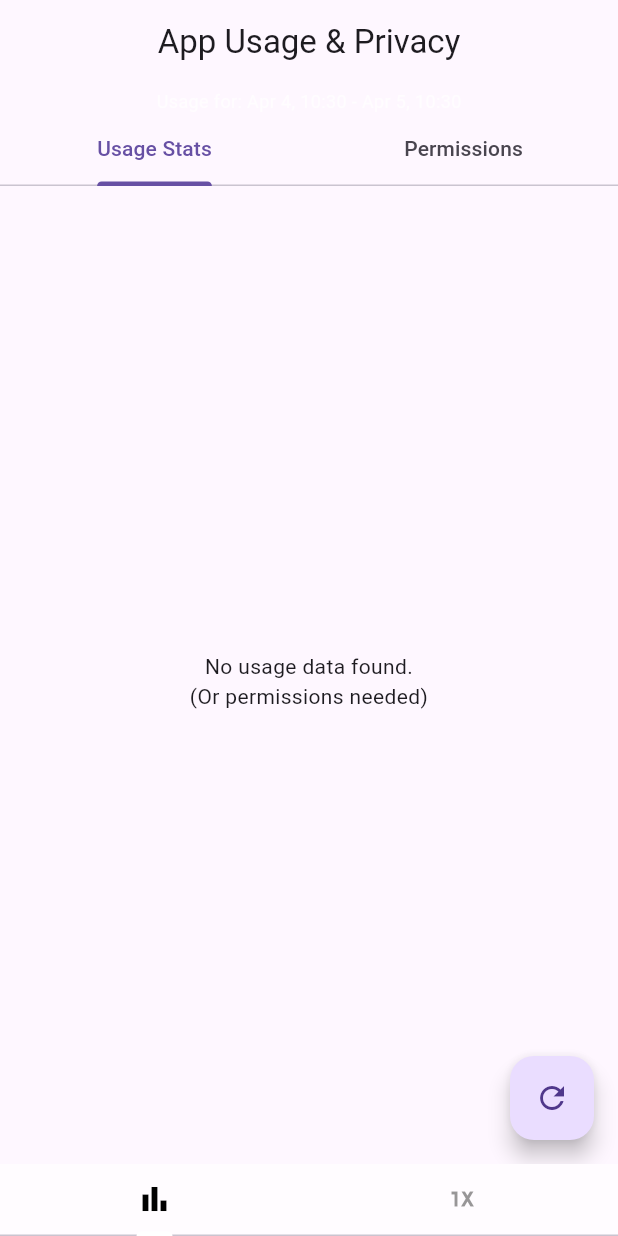
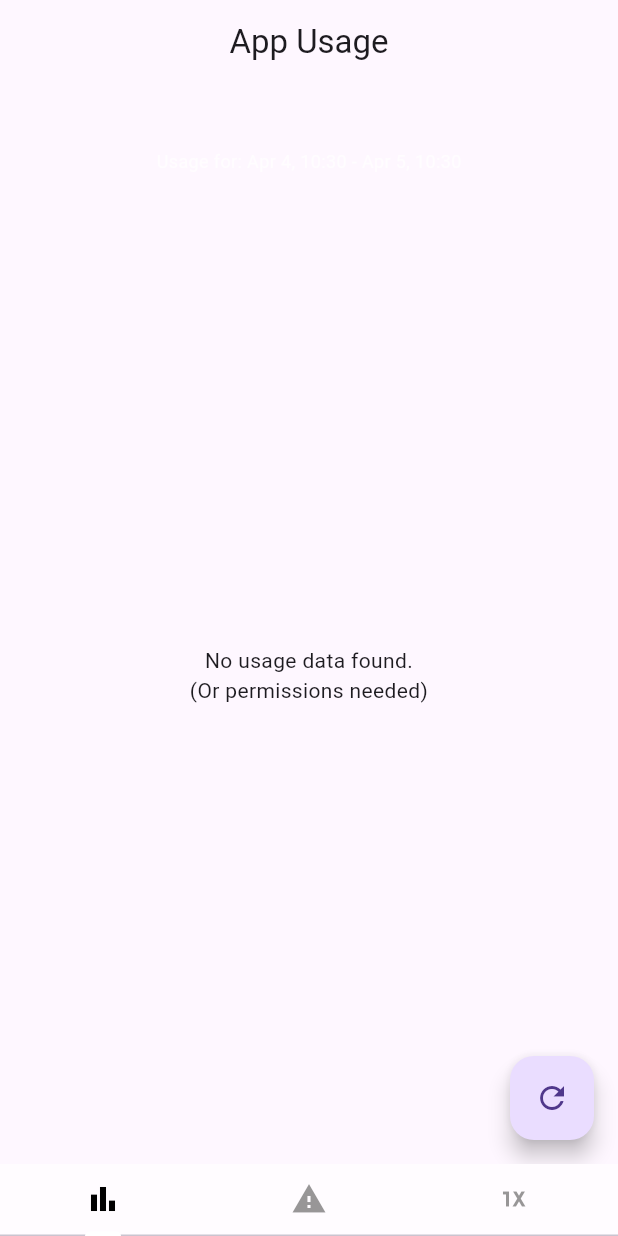
Before and after one commit to SlimeMan10/coughacks2025, a Flutter app: the screen it shows after launch, after a tap on the "refresh" icon, on a phone screen of 412 x 824 dp. Run offline on Flutter 3.47's test engine with Material 3 defaults, Android fonts, the phone set to English and light mode, and no system bars; missing offline and left inert: app_usage, installed_apps.

Commit message:
Refactored Permissions
made it into its own tab on the bottom

```diff
--- a/app/lib/AppUsage.dart
+++ b/app/lib/AppUsage.dart
@@ -4,51 +4,24 @@ import 'package:installed_apps/installed_apps.dart';
 import 'package:installed_apps/app_info.dart';
 import 'package:intl/intl.dart';
 import 'package:flutter/services.dart'; // For platform channel
-
-// Helper function to format Duration
-String formatDuration(Duration duration) {
-  if (duration.inSeconds < 1) return "< 1s";
-  if (duration.inMinutes < 1) return "${duration.inSeconds}s";
-  if (duration.inHours < 1) return "${duration.inMinutes}m ${duration.inSeconds.remainder(60)}s";
-  String twoDigits(int n) => n.toString().padLeft(2, '0');
-  final hours = twoDigits(duration.inHours);
-  final minutes = twoDigits(duration.inMinutes.remainder(60));
-  final seconds = twoDigits(duration.inSeconds.remainder(60));
-  return "$hours:$minutes:$seconds";
-}
-
-// Platform channel to fetch permissions
-const platform = MethodChannel('com.example.app/permissions');
-
-Future<List<String>> getAppPermissions(String packageName) async {
-  try {
-    final List<dynamic> permissions = await platform.invokeMethod('getPermissions', {'packageName': packageName});
-    return permissions.cast<String>();
-  } catch (e) {
-    print("Error fetching permissions for $packageName: $e");
-    return [];
-  }
-}
+import 'Permissions.dart'; // Import the new file
 
 class AppUsageApp extends StatefulWidget {
   @override
   AppUsageAppState createState() => AppUsageAppState();
 }
 
-class AppUsageAppState extends State<AppUsageApp> with SingleTickerProviderStateMixin {
+class AppUsageAppState extends State<AppUsageApp> {
   List<AppUsageInfo> _infos = [];
   Map<String, AppInfo> _appMap = {};
-  Map<String, List<String>> _permissionsMap = {}; // Store permissions
   bool _isLoading = false;
   String? _error;
   DateTime _startDate = DateTime.now().subtract(const Duration(days: 1));
   DateTime _endDate = DateTime.now();
-  late TabController _tabController;
 
   @override
   void initState() {
     super.initState();
-    _tabController = TabController(length: 2, vsync: this);
     getUsageStatsAndIcons();
   }
 
@@ -65,16 +38,18 @@ class AppUsageAppState extends State<AppUsageApp> with SingleTickerProviderState
       _startDate = _endDate.subtract(const Duration(days: 1));
 
       // Fetch usage stats
-      List<AppUsageInfo> infoList = await AppUsage().getAppUsage(_startDate, _endDate);
+      List<AppUsageInfo> infoList = await AppUsage().getAppUsage(
+        _startDate,
+        _endDate,
+      );
 
       // Fetch installed apps
-      List<AppInfo> installedApps = await InstalledApps.getInstalledApps(false, true, "");
+      List<AppInfo> installedApps = await InstalledApps.getInstalledApps(
+        false,
+        true,
+        "",
+      );
       _appMap = {for (var app in installedApps) app.packageName: app};
-
-      // Fetch permissions for each app
-      for (var app in installedApps) {
-        _permissionsMap[app.packageName] = await getAppPermissions(app.packageName);
-      }
 
       infoList.removeWhere((info) => info.usage.inSeconds <= 0);
       infoList.sort((a, b) => b.usage.compareTo(a.usage));
@@ -98,110 +73,40 @@ class AppUsageAppState extends State<AppUsageApp> with SingleTickerProviderState
     }
   }
 
-  // Privacy risk flags
-  List<String> _privacyRisks = [
-    'android.permission.CAMERA',
-    'android.permission.RECORD_AUDIO',
-    'android.permission.ACCESS_FINE_LOCATION',
-    'android.permission.ACCESS_COARSE_LOCATION',
-    'android.permission.READ_CONTACTS',
-    'android.permission.READ_SMS',
-    'android.permission.READ_PHONE_STATE',
-  ];
-
-  Widget _buildUsageTab() {
-    if (_isLoading) return const Center(child: CircularProgressIndicator());
-    if (_error != null) {
-      return Center(
-        child: Padding(
-          padding: const EdgeInsets.all(16.0),
-          child: Text(_error!, style: TextStyle(color: Theme.of(context).colorScheme.error, fontSize: 16), textAlign: TextAlign.center),
-        ),
-      );
-    }
-    if (_infos.isEmpty) return const Center(child: Text('No usage data found.\n(Or permissions needed)', textAlign: TextAlign.center));
-
-    return ListView.builder(
-      itemCount: _infos.length,
-      itemBuilder: (context, index) {
-        final info = _infos[index];
-        final app = _appMap[info.packageName];
-        Widget appIcon = Icon(Icons.android, size: 40, color: Theme.of(context).colorScheme.primary);
-        if (app != null && app.icon != null) {
-          appIcon = Image.memory(app.icon!, width: 40, height: 40);
-        }
-
-        return Card(
-          margin: const EdgeInsets.symmetric(horizontal: 8.0, vertical: 4.0),
-          elevation: 2.0,
-          child: ListTile(
-            leading: appIcon,
-            title: Text(info.appName, style: const TextStyle(fontWeight: FontWeight.w500), overflow: TextOverflow.ellipsis),
-            trailing: Text(formatDuration(info.usage), style: TextStyle(color: Theme.of(context).colorScheme.primary, fontWeight: FontWeight.bold)),
-          ),
-        );
-      },
-    );
-  }
-
-  Widget _buildPermissionsTab() {
-    if (_isLoading) return const Center(child: CircularProgressIndicator());
-    if (_permissionsMap.isEmpty) return const Center(child: Text('No permission data available.', textAlign: TextAlign.center));
-
-    return ListView.builder(
-      itemCount: _appMap.length,
-      itemBuilder: (context, index) {
-        final app = _appMap.values.elementAt(index);
-        final permissions = _permissionsMap[app.packageName] ?? [];
-        final hasRisks = permissions.any((p) => _privacyRisks.contains(p));
-
-        return Card(
-          margin: const EdgeInsets.symmetric(horizontal: 8.0, vertical: 4.0),
-          elevation: 2.0,
-          color: hasRisks ? Colors.orange[50] : null, // Highlight risky apps
-          child: ExpansionTile(
-            leading: app.icon != null ? Image.memory(app.icon!, width: 40, height: 40) : const Icon(Icons.android, size: 40),
-            title: Text(app.name, style: const TextStyle(fontWeight: FontWeight.w500)),
-            subtitle: Text(hasRisks ? 'Potential Privacy Risks' : 'No major risks detected', style: TextStyle(color: hasRisks ? Colors.red : Colors.green)),
-            children: permissions.map((perm) {
-              final isRisky = _privacyRisks.contains(perm);
-              return ListTile(
-                title: Text(perm, style: TextStyle(color: isRisky ? Colors.red : null)),
-                dense: true,
-              );
-            }).toList(),
-          ),
-        );
-      },
-    );
+  String formatDuration(Duration duration) {
+    if (duration.inSeconds < 1) return "< 1s";
+    if (duration.inMinutes < 1) return "${duration.inSeconds}s";
+    if (duration.inHours < 1)
+      return "${duration.inMinutes}m ${duration.inSeconds.remainder(60)}s";
+    String twoDigits(int n) => n.toString().padLeft(2, '0');
+    final hours = twoDigits(duration.inHours);
+    final minutes = twoDigits(duration.inMinutes.remainder(60));
+    final seconds = twoDigits(duration.inSeconds.remainder(60));
+    return "$hours:$minutes:$seconds";
   }
 
   @override
   Widget build(BuildContext context) {
     final DateFormat formatter = DateFormat('MMM d, HH:mm');
-    final String timeRangeString = "${formatter.format(_startDate)} - ${formatter.format(_endDate)}";
+    final String timeRangeString =
+        "${formatter.format(_startDate)} - ${formatter.format(_endDate)}";
 
     return Scaffold(
       appBar: AppBar(
-        title: const Text('App Usage & Privacy'),
+        title: const Text('App Usage'),
         centerTitle: true,
         bottom: PreferredSize(
-          preferredSize: const Size.fromHeight(68.0),
+          preferredSize: const Size.fromHeight(60.0),
           child: Column(
             children: [
               Text(
                 "Usage for: $timeRangeString",
                 style: TextStyle(
                   fontSize: 12,
-                  color: Theme.of(context).appBarTheme.foregroundColor?.withOpacity(0.8) ?? Colors.white70,
+                  color: Theme.of(context).appBarTheme.foregroundColor
+                          ?.withOpacity(0.8) ??
+                      Colors.white70,
                 ),
-              ),
-              TabBar(
-                controller: _tabController,
-                tabs: const [
-                  Tab(text: 'Usage Stats'),
-                  Tab(text: 'Permissions'),
-                ],
               ),
             ],
           ),
@@ -209,13 +114,64 @@ class AppUsageAppState extends State<AppUsageApp> with SingleTickerProviderState
       ),
       body: Padding(
         padding: const EdgeInsets.only(top: 8.0),
-        child: TabBarView(
-          controller: _tabController,
-          children: [
-            _buildUsageTab(),
-            _buildPermissionsTab(),
-          ],
-        ),
+        child: _isLoading
+            ? const Center(child: CircularProgressIndicator())
+            : _error != null
+                ? Center(
+                    child: Padding(
+                      padding: const EdgeInsets.all(16.0),
+                      child: Text(
+                        _error!,
+                        style: TextStyle(
+                          color: Theme.of(context).colorScheme.error,
+                          fontSize: 16,
+                        ),
+                        textAlign: TextAlign.center,
+                      ),
+                    ),
+                  )
+                : _infos.isEmpty
+                    ? const Center(
+                        child: Text(
+                          'No usage data found.\n(Or permissions needed)',
+                          textAlign: TextAlign.center,
+                        ),
+                      )
+                    : ListView.builder(
+                        itemCount: _infos.length,
+                        itemBuilder: (context, index) {
+                          final info = _infos[index];
+                          final app = _appMap[info.packageName];
+                          Widget appIcon = Icon(
+                            Icons.android,
+                            size: 40,
+                            color: Theme.of(context).colorScheme.primary,
+                          );
+                          if (app != null && app.icon != null) {
+                            appIcon = Image.memory(app.icon!, width: 40, height: 40);
+                          }
+
+                          return Card(
+                            margin: const EdgeInsets.symmetric(horizontal: 8.0, vertical: 4.0),
+                            elevation: 2.0,
+                            child: ListTile(
+                              leading: appIcon,
+                              title: Text(
+                                info.appName,
+                                style: const TextStyle(fontWeight: FontWeight.w500),
+                                overflow: TextOverflow.ellipsis,
+                              ),
+                              trailing: Text(
+                                formatDuration(info.usage),
+                                style: TextStyle(
+                                  color: Theme.of(context).colorScheme.primary,
+                                  fontWeight: FontWeight.bold,
+                                ),
+                              ),
+                            ),
+                          );
+                        },
+                      ),
       ),
       floatingActionButton: FloatingActionButton(
         onPressed: getUsageStatsAndIcons,
@@ -224,35 +180,4 @@ class AppUsageAppState extends State<AppUsageApp> with SingleTickerProviderState
       ),
     );
   }
-
-  @override
-  void dispose() {
-    _tabController.dispose();
-    super.dispose();
-  }
 }
-
-class MyApp extends StatelessWidget {
-  @override
-  Widget build(BuildContext context) {
-    return MaterialApp(
-      title: 'Screen Time Demo',
-      theme: ThemeData(
-        primarySwatch: Colors.indigo,
-        visualDensity: VisualDensity.adaptivePlatformDensity,
-        useMaterial3: true,
-        colorScheme: ColorScheme.fromSeed(seedColor: Colors.indigoAccent),
-        appBarTheme: const AppBarTheme(elevation: 1.0),
-        cardTheme: CardTheme(
-          clipBehavior: Clip.antiAlias,
-          shape: RoundedRectangleBorder(borderRadius: BorderRadius.circular(8.0)),
-        ),
-      ),
-      home: AppUsageApp(),
-    );
-  }
-}
-
-void main() {
-  runApp(MyApp());
-}
--- a/app/lib/tabs.dart
+++ b/app/lib/tabs.dart
@@ -1,3 +1,4 @@
+import 'package:app/Permissions.dart';
 import 'package:flutter/material.dart';
 import 'AppUsage.dart'; // Make sure this exports AppUsageApp
 
@@ -31,6 +32,7 @@ class _TabsState extends State<Tabs> with SingleTickerProviderStateMixin {
           controller: _tabController,
           children: [
             AppUsageApp(),
+            PermissionsTab(),
             Center(child: Icon(Icons.directions_transit, size: 64)),
           ],
         ),
@@ -43,7 +45,9 @@ class _TabsState extends State<Tabs> with SingleTickerProviderStateMixin {
             indicatorColor: Colors.white,
             tabs: const [
               Tab(icon: Icon(Icons.bar_chart)),
+              Tab(icon: Icon(Icons.warning)),
               Tab(icon: Icon(Icons.one_x_mobiledata)),
+
             ],
           ),
         ),
```
Also changed, not shown: app/lib/Permissions.dart (added, +175 -0 lines).
